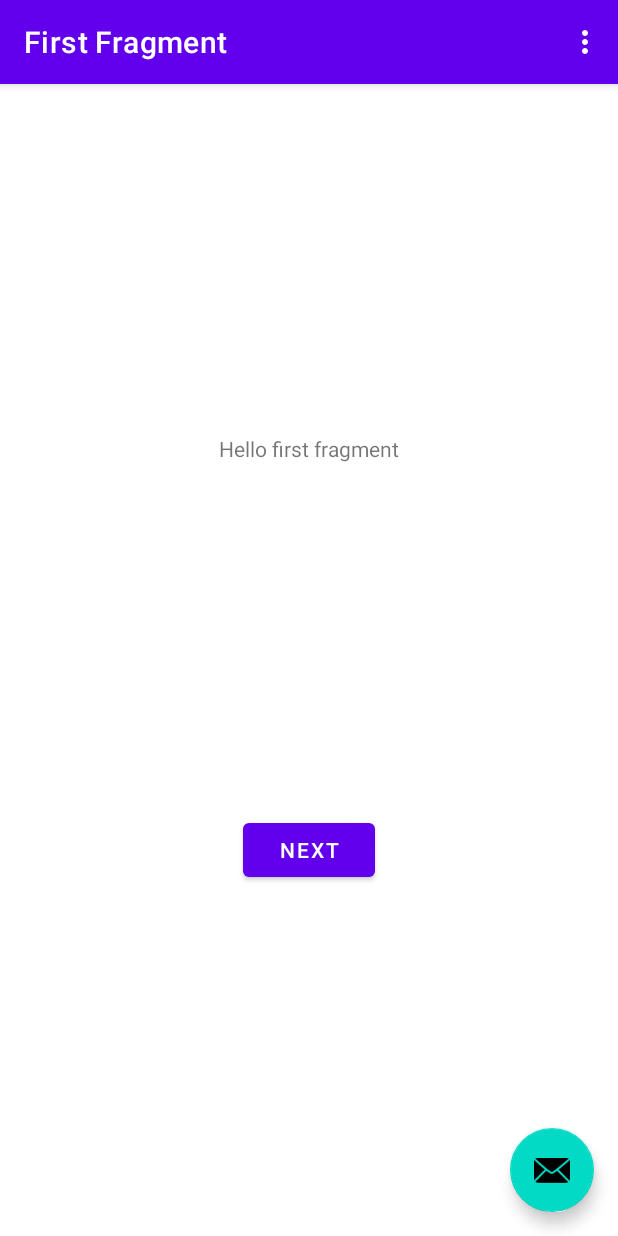
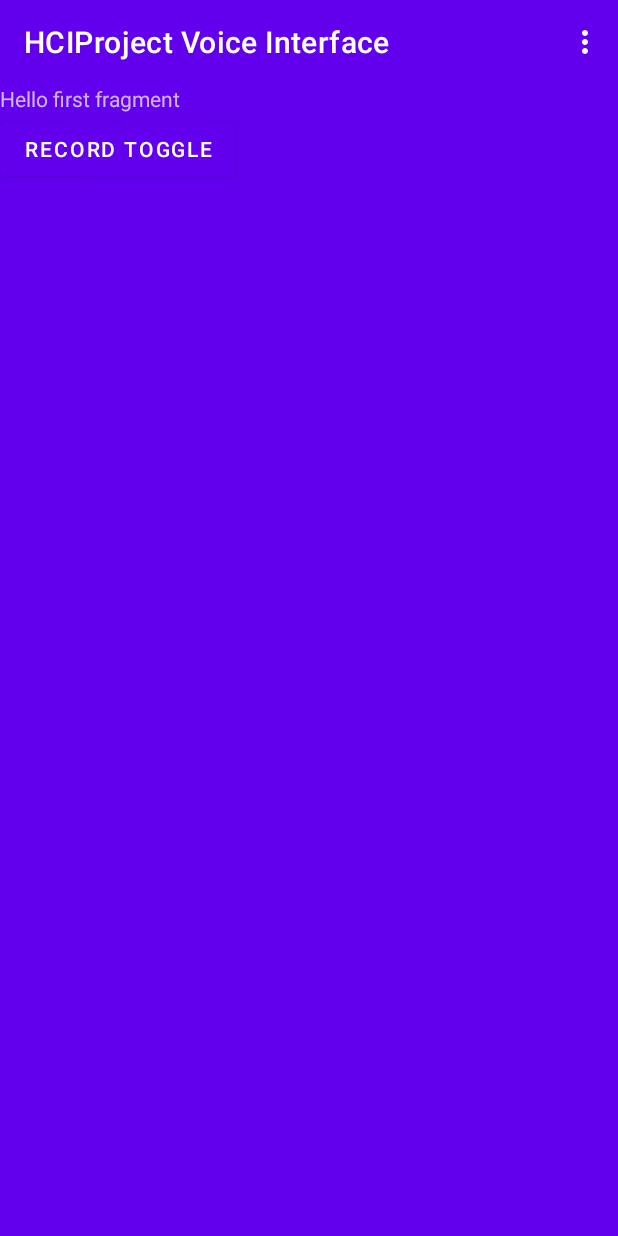
Before and after one commit to TheJolleyPirate/HCI-project, an Android app: the screen it shows after launch (MainActivity), on a phone screen of 412 x 824 dp. Run offline under Robolectric (Android 15) with nearby library versions, the phone set to English and light mode, and no system bars; our stand-ins replace navigation-ui.

Commit message:
Basic functionality is setup
Removed unnecessary fragments, we only need one screen for this app. Added permission requirements. The record button toggles whether it is recording. It will also automatically stop recording if the user stops speaking. Recognised text will replace the "Hello fragment" text once the results are done.

```diff
--- a/app/src/main/AndroidManifest.xml
+++ b/app/src/main/AndroidManifest.xml
@@ -29,4 +29,6 @@
         </activity>
     </application>
 
+    <uses-permission android:name="android.permission.RECORD_AUDIO"/>
+
 </manifest>
--- /dev/null
+++ b/app/src/main/java/hci/hciprojectvoiceinterface/CustomRecogniser.java
@@ -0,0 +1,67 @@
+package hci.hciprojectvoiceinterface;
+
+import android.os.Bundle;
+import android.speech.RecognitionListener;
+import android.speech.SpeechRecognizer;
+import android.view.View;
+import android.widget.TextView;
+
+import java.util.ArrayList;
+
+public class CustomRecogniser implements RecognitionListener {
+
+    public ArrayList<String> lastResults = new ArrayList<String>();
+    public TextView textView = null;
+    public View rootView = null;
+    public MainActivity mainActivity = null;
+
+    @Override
+    public void onReadyForSpeech(Bundle bundle) {
+
+    }
+
+    @Override
+    public void onBeginningOfSpeech() {
+
+    }
+
+    @Override
+    public void onRmsChanged(float v) {
+
+    }
+
+    @Override
+    public void onBufferReceived(byte[] bytes) {
+
+    }
+
+    @Override
+    public void onEndOfSpeech() {
+        if(mainActivity != null && rootView != null){
+            mainActivity.toggleRecordingState(rootView);
+        }
+    }
+
+    @Override
+    public void onError(int i) {
+
+    }
+
+    @Override
+    public void onResults(Bundle bundle) {
+        lastResults = bundle.getStringArrayList(SpeechRecognizer.RESULTS_RECOGNITION);
+        if(textView != null){
+            textView.setText(lastResults.get(0));
+        }
+    }
+
+    @Override
+    public void onPartialResults(Bundle bundle) {
+
+    }
+
+    @Override
+    public void onEvent(int i, Bundle bundle) {
+
+    }
+}
--- a/app/src/main/java/hci/hciprojectvoiceinterface/FirstFragment.java
+++ /dev/null
@@ -1,47 +0,0 @@
-package hci.hciprojectvoiceinterface;
-
-import android.os.Bundle;
-import android.view.LayoutInflater;
-import android.view.View;
-import android.view.ViewGroup;
-
-import androidx.annotation.NonNull;
-import androidx.fragment.app.Fragment;
-import androidx.navigation.fragment.NavHostFragment;
-
-import hci.hciprojectvoiceinterface.databinding.FragmentFirstBinding;
-
-public class FirstFragment extends Fragment {
-
-    private FragmentFirstBinding binding;
-
-    @Override
-    public View onCreateView(
-            LayoutInflater inflater, ViewGroup container,
-            Bundle savedInstanceState
-    ) {
-
-        binding = FragmentFirstBinding.inflate(inflater, container, false);
-        return binding.getRoot();
-
-    }
-
-    public void onViewCreated(@NonNull View view, Bundle savedInstanceState) {
-        super.onViewCreated(view, savedInstanceState);
-
-        binding.buttonFirst.setOnClickListener(new View.OnClickListener() {
-            @Override
-            public void onClick(View view) {
-                NavHostFragment.findNavController(FirstFragment.this)
-                        .navigate(R.id.action_FirstFragment_to_SecondFragment);
-            }
-        });
-    }
-
-    @Override
-    public void onDestroyView() {
-        super.onDestroyView();
-        binding = null;
-    }
-
-}
--- a/app/src/main/java/hci/hciprojectvoiceinterface/MainActivity.java
+++ b/app/src/main/java/hci/hciprojectvoiceinterface/MainActivity.java
@@ -1,13 +1,22 @@
 package hci.hciprojectvoiceinterface;
 
+import android.Manifest;
+import android.content.Context;
+import android.content.Intent;
+import android.content.pm.PackageManager;
 import android.os.Bundle;
 
 import com.google.android.material.snackbar.Snackbar;
 
 import androidx.appcompat.app.AppCompatActivity;
 
+import android.speech.RecognizerIntent;
+import android.util.Log;
 import android.view.View;
 
+import androidx.core.app.ActivityCompat;
+import androidx.core.content.ContextCompat;
+import androidx.core.content.PackageManagerCompat;
 import androidx.navigation.NavController;
 import androidx.navigation.Navigation;
 import androidx.navigation.ui.AppBarConfiguration;
@@ -18,29 +27,41 @@ import hci.hciprojectvoiceinterface.databinding.ActivityMainBinding;
 import android.view.Menu;
 import android.view.MenuItem;
 
+import android.speech.SpeechRecognizer;
+import android.speech.RecognitionListener;
+
 public class MainActivity extends AppCompatActivity {
 
-    private AppBarConfiguration appBarConfiguration;
     private ActivityMainBinding binding;
+    private CustomRecogniser customRecogniser = new CustomRecogniser();
+    private SpeechRecognizer speechRecognizer;
+    private Context context;
+
+    private boolean recordingState = false;
 
     @Override
     protected void onCreate(Bundle savedInstanceState) {
         super.onCreate(savedInstanceState);
+
+        context = getApplicationContext(); //Get context
+        speechRecognizer = SpeechRecognizer.createSpeechRecognizer(context); //Get speech recogniser from context
+        speechRecognizer.setRecognitionListener(customRecogniser); //Setup custom callback to handle recognised text
 
         binding = ActivityMainBinding.inflate(getLayoutInflater());
         setContentView(binding.getRoot());
 
         setSupportActionBar(binding.toolbar);
 
-        NavController navController = Navigation.findNavController(this, R.id.nav_host_fragment_content_main);
-        appBarConfiguration = new AppBarConfiguration.Builder(navController.getGraph()).build();
-        NavigationUI.setupActionBarWithNavController(this, navController, appBarConfiguration);
+        //Init custom recogniser
+        customRecogniser.textView = binding.textviewFirst;
+        customRecogniser.rootView = getWindow().getDecorView();
+        customRecogniser.mainActivity = this;
 
-        binding.fab.setOnClickListener(new View.OnClickListener() {
+        binding.buttonFirst.setText((CharSequence) "Record Toggle");
+        binding.buttonFirst.setOnClickListener(new View.OnClickListener() {
             @Override
             public void onClick(View view) {
-                Snackbar.make(view, "Replace with your own action", Snackbar.LENGTH_LONG)
-                        .setAction("Action", null).show();
+                toggleRecordingState(view);
             }
         });
     }
@@ -67,10 +88,23 @@ public class MainActivity extends AppCompatActivity {
         return super.onOptionsItemSelected(item);
     }
 
-    @Override
-    public boolean onSupportNavigateUp() {
-        NavController navController = Navigation.findNavController(this, R.id.nav_host_fragment_content_main);
-        return NavigationUI.navigateUp(navController, appBarConfiguration)
-                || super.onSupportNavigateUp();
+    public void toggleRecordingState(View view){
+        if(!recordingState) {
+            if(ContextCompat.checkSelfPermission(context, Manifest.permission.RECORD_AUDIO) == PackageManager.PERMISSION_DENIED){
+                ActivityCompat.requestPermissions (MainActivity.this, new String[]{Manifest.permission.RECORD_AUDIO}, 100);
+            }
+            else {
+                Snackbar.make(view, "Started Recording... Press Again To Stop", Snackbar.LENGTH_LONG)
+                        .setAction("Action", null).show();
+                speechRecognizer.startListening(new Intent(RecognizerIntent.ACTION_RECOGNIZE_SPEECH));
+                recordingState = true;
+            }
+        }
+        else{
+            recordingState = false;
+            speechRecognizer.stopListening();
+            Snackbar.make(view, "Recording Finished", Snackbar.LENGTH_LONG)
+                    .setAction("Action", null).show();
+        }
     }
 }
--- a/app/src/main/res/layout/activity_main.xml
+++ b/app/src/main/res/layout/activity_main.xml
@@ -7,8 +7,9 @@
     tools:context=".MainActivity">
 
     <com.google.android.material.appbar.AppBarLayout
+        android:id="@+id/appBarLayout"
         android:layout_width="match_parent"
-        android:layout_height="wrap_content"
+        android:layout_height="match_parent"
         android:theme="@style/Theme.HCIProjectVoiceInterface.AppBarOverlay">
 
         <androidx.appcompat.widget.Toolbar
@@ -18,17 +19,27 @@
             android:background="?attr/colorPrimary"
             app:popupTheme="@style/Theme.HCIProjectVoiceInterface.PopupOverlay" />
 
+        <TextView
+            android:id="@+id/textview_first"
+            android:layout_width="wrap_content"
+            android:layout_height="wrap_content"
+            android:rotationX="0"
+            android:text="@string/hello_first_fragment"
+            app:layout_constraintBottom_toTopOf="@id/button_first"
+            app:layout_constraintEnd_toEndOf="parent"
+            app:layout_constraintStart_toStartOf="parent"
+            app:layout_constraintTop_toTopOf="parent" />
+
+        <Button
+            android:id="@+id/button_first"
+            android:layout_width="wrap_content"
+            android:layout_height="wrap_content"
+            android:text="@string/next"
+            app:layout_constraintBottom_toBottomOf="parent"
+            app:layout_constraintEnd_toEndOf="parent"
+            app:layout_constraintStart_toStartOf="parent"
+            app:layout_constraintTop_toBottomOf="@id/textview_first" />
+
     </com.google.android.material.appbar.AppBarLayout>
 
-    <include layout="@layout/content_main" />
-
-    <com.google.android.material.floatingactionbutton.FloatingActionButton
-        android:id="@+id/fab"
-        android:layout_width="wrap_content"
-        android:layout_height="wrap_content"
-        android:layout_gravity="bottom|end"
-        android:layout_marginEnd="@dimen/fab_margin"
-        android:layout_marginBottom="16dp"
-        app:srcCompat="@android:drawable/ic_dialog_email" />
-
 </androidx.coordinatorlayout.widget.CoordinatorLayout>
--- a/app/src/main/res/layout/content_main.xml
+++ /dev/null
@@ -1,19 +0,0 @@
-<?xml version="1.0" encoding="utf-8"?>
-<androidx.constraintlayout.widget.ConstraintLayout xmlns:android="http://schemas.android.com/apk/res/android"
-    xmlns:app="http://schemas.android.com/apk/res-auto"
-    android:layout_width="match_parent"
-    android:layout_height="match_parent"
-    app:layout_behavior="@string/appbar_scrolling_view_behavior">
-
-    <fragment
-        android:id="@+id/nav_host_fragment_content_main"
-        android:name="androidx.navigation.fragment.NavHostFragment"
-        android:layout_width="0dp"
-        android:layout_height="0dp"
-        app:defaultNavHost="true"
-        app:layout_constraintBottom_toBottomOf="parent"
-        app:layout_constraintEnd_toEndOf="parent"
-        app:layout_constraintStart_toStartOf="parent"
-        app:layout_constraintTop_toTopOf="parent"
-        app:navGraph="@navigation/nav_graph" />
-</androidx.constraintlayout.widget.ConstraintLayout>
--- a/app/src/main/res/layout/fragment_first.xml
+++ /dev/null
@@ -1,28 +0,0 @@
-<?xml version="1.0" encoding="utf-8"?>
-<androidx.constraintlayout.widget.ConstraintLayout xmlns:android="http://schemas.android.com/apk/res/android"
-    xmlns:app="http://schemas.android.com/apk/res-auto"
-    xmlns:tools="http://schemas.android.com/tools"
-    android:layout_width="match_parent"
-    android:layout_height="match_parent"
-    tools:context=".FirstFragment">
-
-    <TextView
-        android:id="@+id/textview_first"
-        android:layout_width="wrap_content"
-        android:layout_height="wrap_content"
-        android:text="@string/hello_first_fragment"
-        app:layout_constraintBottom_toTopOf="@id/button_first"
-        app:layout_constraintEnd_toEndOf="parent"
-        app:layout_constraintStart_toStartOf="parent"
-        app:layout_constraintTop_toTopOf="parent" />
-
-    <Button
-        android:id="@+id/button_first"
-        android:layout_width="wrap_content"
-        android:layout_height="wrap_content"
-        android:text="@string/next"
-        app:layout_constraintBottom_toBottomOf="parent"
-        app:layout_constraintEnd_toEndOf="parent"
-        app:layout_constraintStart_toStartOf="parent"
-        app:layout_constraintTop_toBottomOf="@id/textview_first" />
-</androidx.constraintlayout.widget.ConstraintLayout>
--- a/app/src/main/res/navigation/nav_graph.xml
+++ /dev/null
@@ -1,28 +0,0 @@
-<?xml version="1.0" encoding="utf-8"?>
-<navigation xmlns:android="http://schemas.android.com/apk/res/android"
-    xmlns:app="http://schemas.android.com/apk/res-auto"
-    xmlns:tools="http://schemas.android.com/tools"
-    android:id="@+id/nav_graph"
-    app:startDestination="@id/FirstFragment">
-
-    <fragment
-        android:id="@+id/FirstFragment"
-        android:name="hci.hciprojectvoiceinterface.FirstFragment"
-        android:label="@string/first_fragment_label"
-        tools:layout="@layout/fragment_first">
-
-        <action
-            android:id="@+id/action_FirstFragment_to_SecondFragment"
-            app:destination="@id/SecondFragment" />
-    </fragment>
-    <fragment
-        android:id="@+id/SecondFragment"
-        android:name="hci.hciprojectvoiceinterface.SecondFragment"
-        android:label="@string/second_fragment_label"
-        tools:layout="@layout/fragment_second">
-
-        <action
-            android:id="@+id/action_SecondFragment_to_FirstFragment"
-            app:destination="@id/FirstFragment" />
-    </fragment>
-</navigation>
```
Also changed, not shown: app/src/main/java/hci/hciprojectvoiceinterface/SecondFragment.java (deleted, +0 -47 lines), app/src/main/res/layout/fragment_second.xml (deleted, +0 -27 lines), 1 other file.
